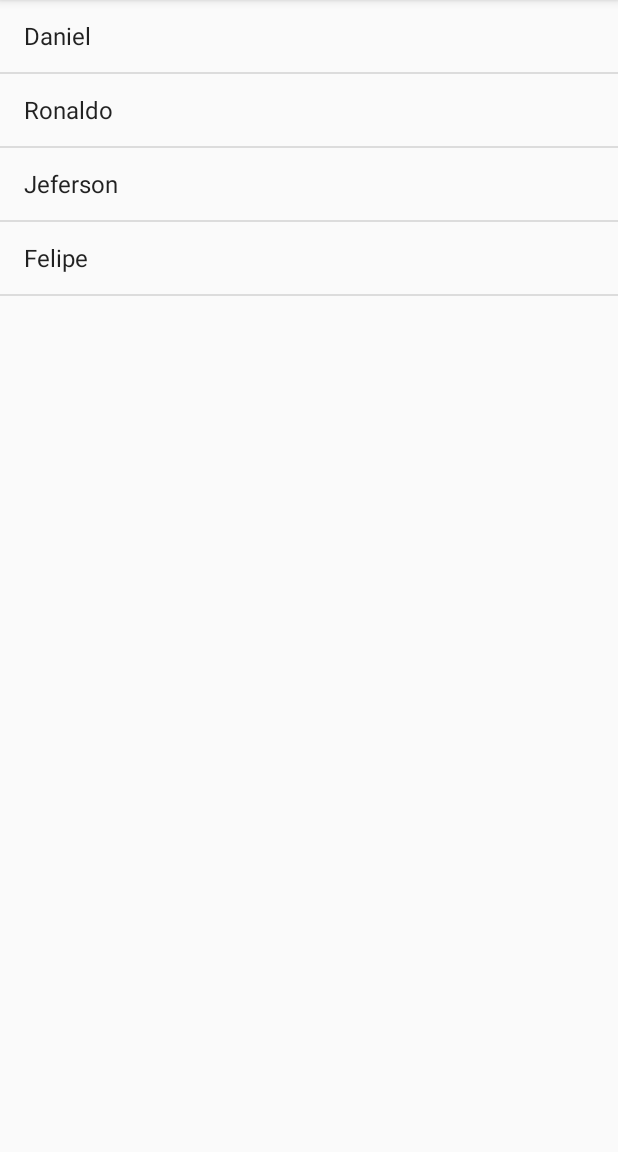
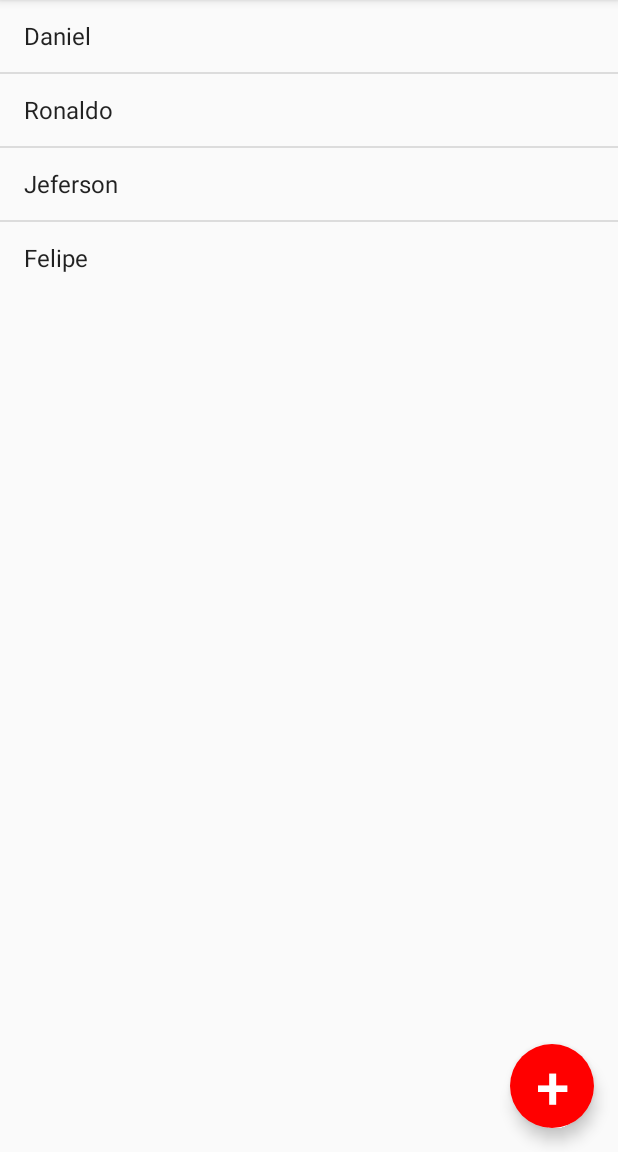
Before and after one commit to diegosantosti/AgendaAluraCurso, an Android app: the screen it shows after launch (ListaAlunosActivity), on a phone screen of 412 x 824 dp, the part 84-1236 px from its top. Run offline under Robolectric (Android 15) with nearby library versions, the phone set to English and light mode, and no system bars.

Commit message:
Exericio 3 (Menu)

```diff
--- a/app/src/main/java/com/example/diego/agenda/FormularioActivity.java
+++ b/app/src/main/java/com/example/diego/agenda/FormularioActivity.java
@@ -19,6 +19,7 @@ public class FormularioActivity extends AppCompatActivity {
             @Override
             public void onClick(View v) {
                 Toast.makeText(FormularioActivity.this,"Botao Clicado",Toast.LENGTH_SHORT).show();
+                finish();
             }
         });
 
--- a/app/src/main/java/com/example/diego/agenda/ListaAlunosActivity.java
+++ b/app/src/main/java/com/example/diego/agenda/ListaAlunosActivity.java
@@ -1,8 +1,11 @@
 package com.example.diego.agenda;
 
+import android.content.Intent;
 import android.support.v7.app.AppCompatActivity;
 import android.os.Bundle;
+import android.view.View;
 import android.widget.ArrayAdapter;
+import android.widget.Button;
 import android.widget.ListView;
 
 public class ListaAlunosActivity extends AppCompatActivity {
@@ -18,5 +21,14 @@ public class ListaAlunosActivity extends AppCompatActivity {
 
         ListView listaAlunos = (ListView) findViewById(R.id.listaAlunos);
         listaAlunos.setAdapter(adapter);
+
+        Button novoAluno = (Button) findViewById(R.id.novo_aluno);
+        novoAluno.setOnClickListener(new View.OnClickListener() {
+            @Override
+            public void onClick(View v) {
+                Intent intenteVaiParaOutraTela = new Intent(ListaAlunosActivity.this,FormularioActivity.class);
+                startActivity(intenteVaiParaOutraTela);
+            }
+        });
     }
 }
--- /dev/null
+++ b/app/src/main/res/drawable/fundo.xml
@@ -0,0 +1,5 @@
+<?xml version="1.0" encoding="utf-8"?>
+<shape xmlns:android="http://schemas.android.com/apk/res/android"
+    android:shape="oval">
+    <solid android:color="#ff0000"/>
+</shape>
--- a/app/src/main/res/layout/activity_lista_alunos.xml
+++ b/app/src/main/res/layout/activity_lista_alunos.xml
@@ -1,5 +1,4 @@
-<?xml version="1.0" encoding="utf-8"?>
-<LinearLayout
+<RelativeLayout
     xmlns:android="http://schemas.android.com/apk/res/android"
     android:layout_width="match_parent"
     android:layout_height="match_parent"
@@ -7,10 +6,26 @@
     >
 
     <ListView
-        android:layout_height="match_parent"
-        android:layout_width="match_parent"
+        android:layout_height="wrap_content"
+        android:layout_width="wrap_content"
         android:id="@+id/listaAlunos"/>
+
+    <Button
+        android:layout_width="56dp"
+        android:layout_height="56dp"
+        android:text="+"
+        android:textSize="40sp"
+        android:textColor="#ffffff"
+        android:layout_alignParentBottom="true"
+        android:layout_alignParentRight="true"
+        android:layout_marginBottom="16dp"
+        android:layout_marginRight="16dp"
+        android:background="@drawable/fundo"
+        android:elevation="6dp"
+        android:stateListAnimator="@null"
+        android:id="@+id/novo_aluno"
+        />
 
 
 
-</LinearLayout>
+</RelativeLayout>
```
